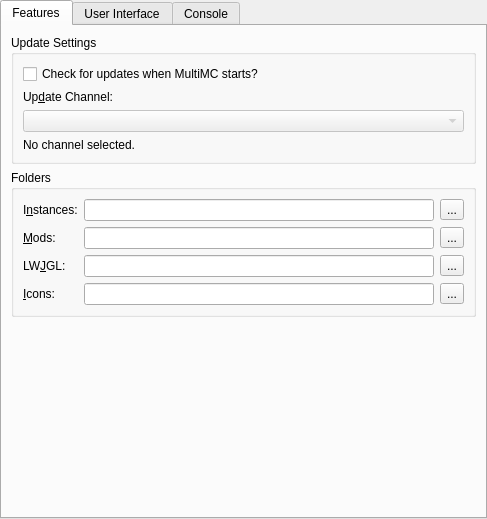
This is gui/pages/global/MultiMCPage.ui in superhard/MultiMC5 as Qt 5 draws it before an edit. The edited form follows.
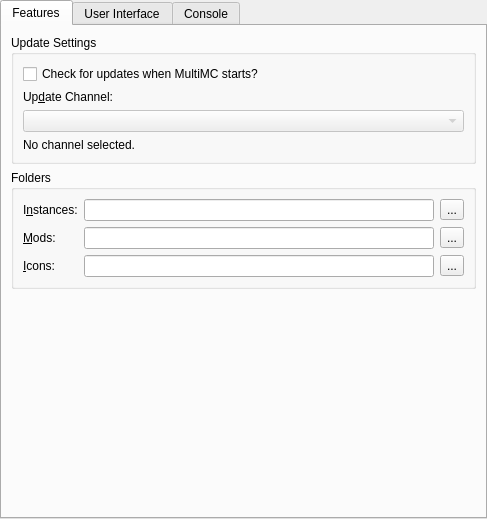
This is the edited form. Icons and pictures are not drawn.

Diff of the .ui file:
```diff
--- a/gui/pages/global/MultiMCPage.ui
+++ b/gui/pages/global/MultiMCPage.ui
@@ -131,9 +131,6 @@
           <item row="1" column="1">
            <widget class="QLineEdit" name="modsDirTextBox"/>
           </item>
-          <item row="2" column="1">
-           <widget class="QLineEdit" name="lwjglDirTextBox"/>
-          </item>
           <item row="1" column="2">
            <widget class="QToolButton" name="modsDirBrowseBtn">
             <property name="text">
@@ -141,27 +138,10 @@
             </property>
            </widget>
           </item>
-          <item row="2" column="0">
-           <widget class="QLabel" name="labelLWJGLDir">
-            <property name="text">
-             <string>LW&amp;JGL:</string>
-            </property>
-            <property name="buddy">
-             <cstring>lwjglDirTextBox</cstring>
-            </property>
-           </widget>
-          </item>
-          <item row="2" column="2">
-           <widget class="QToolButton" name="lwjglDirBrowseBtn">
-            <property name="text">
-             <string>...</string>
-            </property>
-           </widget>
-          </item>
-          <item row="3" column="1">
+          <item row="2" column="1">
            <widget class="QLineEdit" name="iconsDirTextBox"/>
           </item>
-          <item row="3" column="0">
+          <item row="2" column="0">
            <widget class="QLabel" name="labelIconsDir">
             <property name="text">
              <string>&amp;Icons:</string>
@@ -171,7 +151,7 @@
             </property>
            </widget>
           </item>
-          <item row="3" column="2">
+          <item row="2" column="2">
            <widget class="QToolButton" name="iconsDirBrowseBtn">
             <property name="text">
              <string>...</string>
```
Left out of the diff: 2 changed lines with no effect on the pictures.
